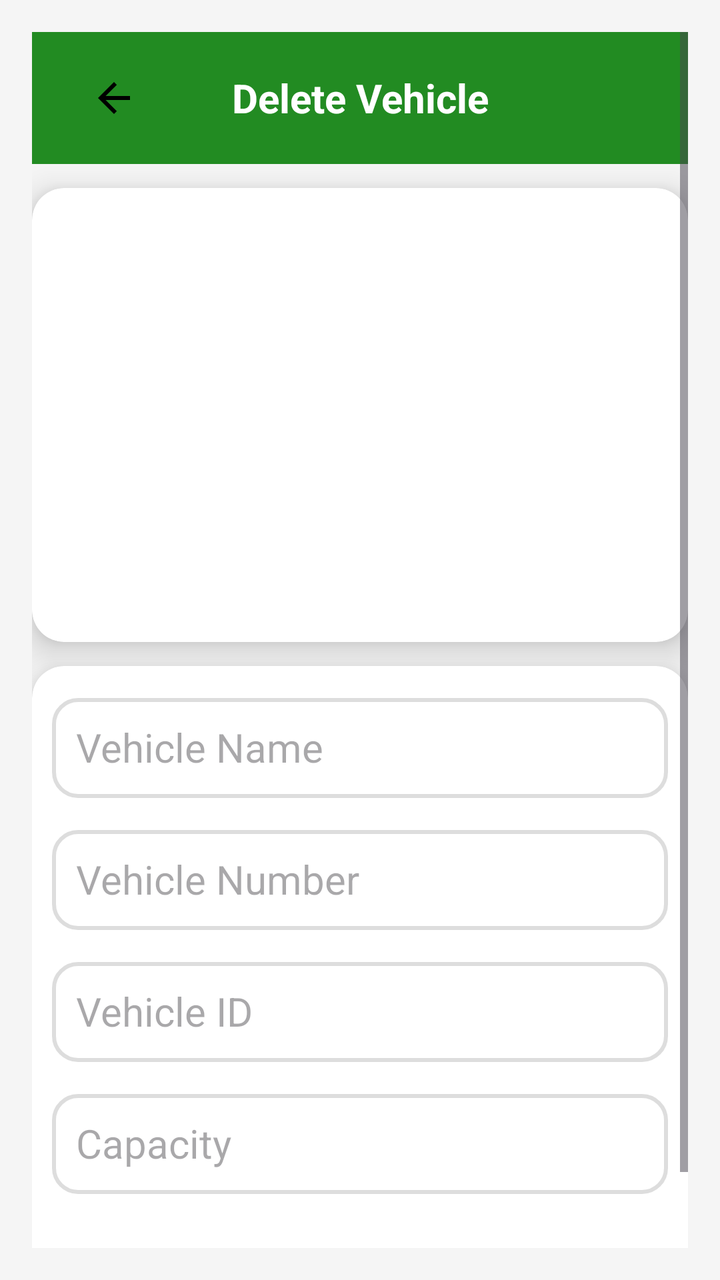
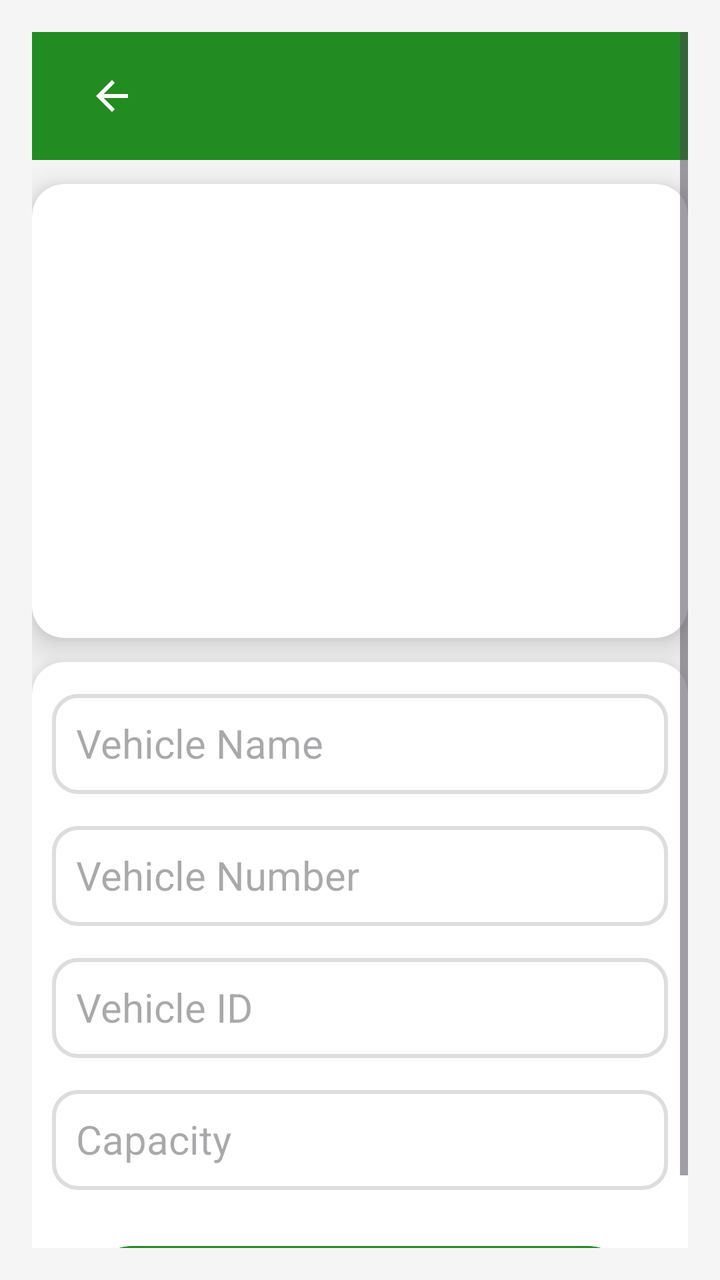

The first picture is an Android layout as it rendered before a commit; the second is the same layout after the commit. The layout source and the unified diff follow.
<!-- AndroidManifest.xml: application theme Theme.TransportApp -->
<!-- res/layout/activity_delete_vehicle.xml -->
<?xml version="1.0" encoding="utf-8"?>
<ScrollView xmlns:android="http://schemas.android.com/apk/res/android"
    android:layout_width="match_parent"
    android:layout_height="match_parent"
    xmlns:app="http://schemas.android.com/apk/res-auto"
    android:fillViewport="true"
    android:background="#F5F5F5"
    android:padding="16dp">

    <LinearLayout
        android:layout_width="match_parent"
        android:layout_height="wrap_content"
        android:orientation="vertical">

        
        <androidx.appcompat.widget.Toolbar
            android:layout_width="match_parent"
            android:layout_height="wrap_content"
            android:background="@color/green"
            android:theme="@style/ThemeOverlay.AppCompat.Dark.ActionBar">

            <ImageButton
                android:id="@+id/backButton"
                android:layout_width="50dp"
                android:layout_height="50dp"
                android:layout_margin="8dp"
                android:background="@null"
                android:contentDescription="Back"
                android:src="@drawable/baseline_arrow_back_24"/>

            <TextView
                android:layout_width="wrap_content"
                android:layout_height="wrap_content"
                android:layout_gravity="center"
                android:text="Delete Vehicle"
                android:textColor="@android:color/white"
                android:textSize="20sp"
                android:textStyle="bold"/>
        </androidx.appcompat.widget.Toolbar>

        
        <androidx.cardview.widget.CardView
            android:layout_width="match_parent"
            android:layout_height="wrap_content"
            android:layout_marginTop="12dp"
            android:backgroundTint="@color/white"
            android:padding="24dp"
            app:cardCornerRadius="16dp"
            app:cardElevation="10dp">

            <LinearLayout
                android:layout_width="match_parent"
                android:layout_height="wrap_content"
                android:orientation="vertical">

                
                <androidx.recyclerview.widget.RecyclerView
                    android:id="@+id/vehicleRecyclerView"
                    android:layout_width="match_parent"
                    android:layout_height="217dp"
                    android:layout_marginHorizontal="10dp"
                    android:layout_marginBottom="10dp"
                    android:nestedScrollingEnabled="false" />

            </LinearLayout>
        </androidx.cardview.widget.CardView>

        
        <androidx.cardview.widget.CardView
            android:layout_width="match_parent"
            android:layout_height="wrap_content"
            android:layout_marginTop="12dp"
            android:backgroundTint="@color/white"
            android:padding="24dp"
            app:cardCornerRadius="16dp"
            app:cardElevation="10dp">

            <LinearLayout
                android:layout_width="match_parent"
                android:layout_height="wrap_content"
                android:orientation="vertical">

                
                <EditText
                    android:id="@+id/vehicleNameInput"
                    android:layout_width="match_parent"
                    android:layout_height="50dp"
                    android:layout_marginTop="16dp"
                    android:layout_marginHorizontal="10dp"
                    android:background="@drawable/edittext_background"
                    android:hint="Vehicle Name"
                    android:inputType="text"
                    android:padding="12dp"
                    android:textSize="20sp"/>

                
                <EditText
                    android:id="@+id/vehicleNumberInput"
                    android:layout_width="match_parent"
                    android:layout_height="50dp"
                    android:layout_marginTop="16dp"
                    android:layout_marginHorizontal="10dp"
                    android:background="@drawable/edittext_background"
                    android:hint="Vehicle Number"
                    android:inputType="text"
                    android:padding="12dp"
                    android:textSize="20sp"/>

                
                <EditText
                    android:id="@+id/vehicleIdInput"
                    android:layout_width="match_parent"
                    android:layout_height="50dp"
                    android:layout_marginTop="16dp"
                    android:layout_marginHorizontal="10dp"
                    android:background="@drawable/edittext_background"
                    android:hint="Vehicle ID"
                    android:inputType="text"
                    android:padding="12dp"
                    android:textSize="20sp"/>

                
                <EditText
                    android:id="@+id/capacityInput"
                    android:layout_width="match_parent"
                    android:layout_height="50dp"
                    android:layout_marginTop="16dp"
                    android:layout_marginHorizontal="10dp"
                    android:background="@drawable/edittext_background"
                    android:hint="Capacity"
                    android:inputType="number"
                    android:padding="12dp"
                    android:textSize="20sp"/>

                
                <Button
                    android:id="@+id/deleteVehicleButton"
                    android:layout_width="280dp"
                    android:layout_height="wrap_content"
                    android:layout_gravity="center"
                    android:layout_marginTop="24dp"
                    android:backgroundTint="@color/green"
                    android:padding="16dp"
                    android:text="Delete Vehicle"
                    android:textColor="@color/white"
                    android:textSize="16sp"/>
            </LinearLayout>
        </androidx.cardview.widget.CardView>
    </LinearLayout>
</ScrollView>
<!-- resources referenced by this layout -->
<resources>
  <color name="green">#228B22</color>
  <color name="white">#FFFFFFFF</color>
  <!-- drawable baseline_arrow_back_24 (drawable) -->
  <vector xmlns:android="http://schemas.android.com/apk/res/android" android:autoMirrored="true" android:height="24dp" android:tint="#000000" android:viewportHeight="24" android:viewportWidth="24" android:width="24dp">
        
      <path android:fillColor="@android:color/white" android:pathData="M20,11H7.83l5.59,-5.59L12,4l-8,8 8,8 1.41,-1.41L7.83,13H20v-2z"/>
      
  </vector>
  <!-- drawable edittext_background (drawable) -->
  <?xml version="1.0" encoding="utf-8"?>
  <shape xmlns:android="http://schemas.android.com/apk/res/android">
      <solid android:color="#FFFFFF" />
      <corners android:radius="12dp" />
      <stroke android:width="2dp" android:color="#DDDDDD" />
  </shape>
  <style name="Theme.TransportApp" parent="Base.Theme.TransportApp" />
  <style name="Base.Theme.TransportApp" parent="Theme.Material3.DayNight.NoActionBar">
          
          
      </style>
</resources>

<!-- the commit's change to res/layout/activity_delete_vehicle.xml (unified diff, before → after) -->
@@ -4,7 +4,7 @@
     android:layout_height="match_parent"
     xmlns:app="http://schemas.android.com/apk/res-auto"
     android:fillViewport="true"
-    android:background="#F5F5F5"
+    android:background="@color/screen_background"
     android:padding="16dp">
 
     <LinearLayout
@@ -13,33 +13,13 @@
         android:orientation="vertical">
 
         
-        <androidx.appcompat.widget.Toolbar
+        <include
+            layout="@layout/toolbar"
             android:layout_width="match_parent"
-            android:layout_height="wrap_content"
-            android:background="@color/green"
-            android:theme="@style/ThemeOverlay.AppCompat.Dark.ActionBar">
-
-            <ImageButton
-                android:id="@+id/backButton"
-                android:layout_width="50dp"
-                android:layout_height="50dp"
-                android:layout_margin="8dp"
-                android:background="@null"
-                android:contentDescription="Back"
-                android:src="@drawable/baseline_arrow_back_24"/>
-
-            <TextView
-                android:layout_width="wrap_content"
-                android:layout_height="wrap_content"
-                android:layout_gravity="center"
-                android:text="Delete Vehicle"
-                android:textColor="@android:color/white"
-                android:textSize="20sp"
-                android:textStyle="bold"/>
-        </androidx.appcompat.widget.Toolbar>
+            android:layout_height="wrap_content" />
 
         
-        <androidx.cardview.widget.CardView
+        <com.google.android.material.card.MaterialCardView
             android:layout_width="match_parent"
             android:layout_height="wrap_content"
             android:layout_marginTop="12dp"
@@ -63,10 +43,10 @@
                     android:nestedScrollingEnabled="false" />
 
             </LinearLayout>
-        </androidx.cardview.widget.CardView>
+        </com.google.android.material.card.MaterialCardView>
 
         
-        <androidx.cardview.widget.CardView
+        <com.google.android.material.card.MaterialCardView
             android:layout_width="match_parent"
             android:layout_height="wrap_content"
             android:layout_marginTop="12dp"
@@ -88,7 +68,7 @@
                     android:layout_marginTop="16dp"
                     android:layout_marginHorizontal="10dp"
                     android:background="@drawable/edittext_background"
-                    android:hint="Vehicle Name"
+                    android:hint="@string/hint_vehicle_name"
                     android:inputType="text"
                     android:padding="12dp"
                     android:textSize="20sp"/>
@@ -101,7 +81,7 @@
                     android:layout_marginTop="16dp"
                     android:layout_marginHorizontal="10dp"
                     android:background="@drawable/edittext_background"
-                    android:hint="Vehicle Number"
+                    android:hint="@string/hint_vehicle_number"
                     android:inputType="text"
                     android:padding="12dp"
                     android:textSize="20sp"/>
@@ -114,7 +94,7 @@
                     android:layout_marginTop="16dp"
                     android:layout_marginHorizontal="10dp"
                     android:background="@drawable/edittext_background"
-                    android:hint="Vehicle ID"
+                    android:hint="@string/hint_vehicle_id"
                     android:inputType="text"
                     android:padding="12dp"
                     android:textSize="20sp"/>
@@ -127,7 +107,7 @@
                     android:layout_marginTop="16dp"
                     android:layout_marginHorizontal="10dp"
                     android:background="@drawable/edittext_background"
-                    android:hint="Capacity"
+                    android:hint="@string/hint_capacity"
                     android:inputType="number"
                     android:padding="12dp"
                     android:textSize="20sp"/>
@@ -141,10 +121,40 @@
                     android:layout_marginTop="24dp"
                     android:backgroundTint="@color/green"
                     android:padding="16dp"
-                    android:text="Delete Vehicle"
+                    android:text="@string/title_delete_vehicle"
                     android:textColor="@color/white"
                     android:textSize="16sp"/>
             </LinearLayout>
-        </androidx.cardview.widget.CardView>
+        </com.google.android.material.card.MaterialCardView>
     </LinearLayout>
 </ScrollView>
+<!-- res/layout/toolbar.xml (included above) -->
+<?xml version="1.0" encoding="utf-8"?>
+<com.google.android.material.appbar.MaterialToolbar xmlns:android="http://schemas.android.com/apk/res/android"
+    xmlns:app="http://schemas.android.com/apk/res-auto"
+    android:id="@+id/toolbar"
+    android:layout_width="match_parent"
+    android:layout_height="?attr/actionBarSize"
+    android:background="@color/green"
+    android:elevation="4dp"
+    android:theme="@style/ThemeOverlay.AppCompat.Dark.ActionBar">
+
+    <ImageButton
+        android:id="@+id/backButton"
+        android:layout_width="48dp"
+        android:layout_height="48dp"
+        android:layout_marginStart="12dp"
+        android:background="@null"
+        android:contentDescription="@string/back_button_desc"
+        android:src="@drawable/baseline_arrow_back_24"
+        app:tint="@android:color/white" />
+
+    <TextView
+        android:id="@+id/toolbar_title"
+        android:layout_width="wrap_content"
+        android:layout_height="wrap_content"
+        android:layout_gravity="center"
+        android:textColor="@android:color/white"
+        android:textSize="22sp"
+        android:textStyle="bold" />
+</com.google.android.material.appbar.MaterialToolbar>
<!-- resource entries referenced after the edit -->
@@ -1,6 +1,7 @@
 <!-- resources referenced by this layout -->
 <resources>
   <color name="green">#228B22</color>
+  <color name="screen_background">#F5F5F5</color>
   <color name="white">#FFFFFFFF</color>
   <!-- drawable baseline_arrow_back_24 (drawable) -->
   <vector xmlns:android="http://schemas.android.com/apk/res/android" android:autoMirrored="true" android:height="24dp" android:tint="#000000" android:viewportHeight="24" android:viewportWidth="24" android:width="24dp">
@@ -15,10 +16,23 @@
       <corners android:radius="12dp" />
       <stroke android:width="2dp" android:color="#DDDDDD" />
   </shape>
+  <string name="back_button_desc">Navigate back</string>
+  <string name="hint_capacity">Capacity</string>
+  <string name="hint_vehicle_id">Vehicle ID</string>
+  <string name="hint_vehicle_name">Vehicle Name</string>
+  <string name="hint_vehicle_number">Vehicle Number</string>
+  <string name="title_delete_vehicle">Delete Vehicle</string>
   <style name="Theme.TransportApp" parent="Base.Theme.TransportApp" />
   <style name="Base.Theme.TransportApp" parent="Theme.Material3.DayNight.NoActionBar">
           
+          <item name="colorPrimary">@color/green</item>
+          <item name="colorOnPrimary">@color/white</item>
+          <item name="colorSecondary">@color/accent_orange</item>
+          <item name="colorOnSecondary">@color/black</item>
           
+          <item name="materialCardViewStyle">@style/Widget.Material3.CardView.Elevated</item>
       </style>
+  <color name="accent_orange">#FF9800</color>
+  <color name="black">#FF000000</color>
 </resources>
 
